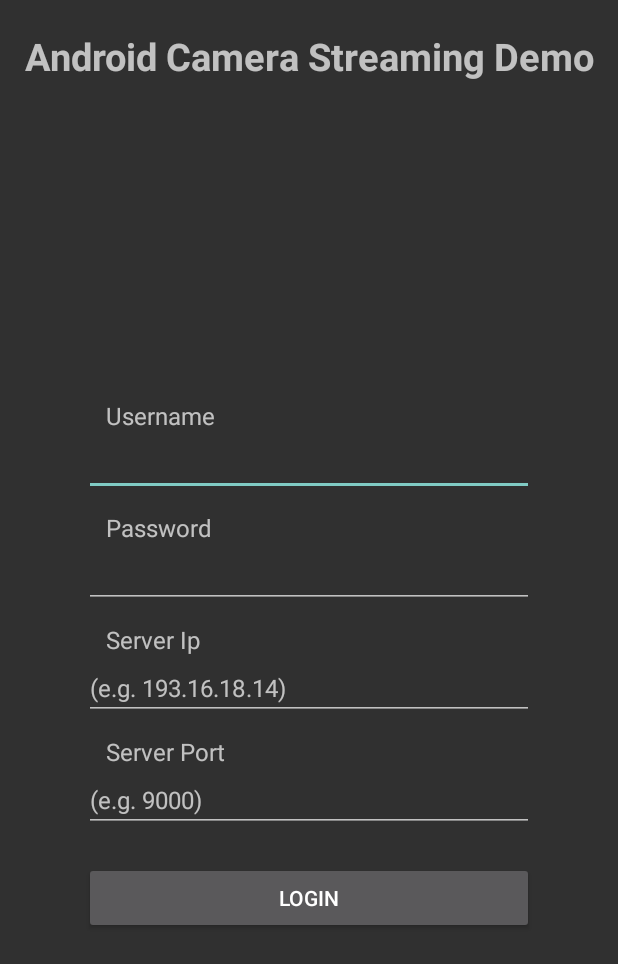
After one commit to xetiro/AndroidCamStream-Client, an Android app: the layout activity_login.xml on its own in the app's theme, with its tools: preview values and no code run, on a phone screen of 412 x 824 dp. The commit adds this screen. Shown: the top 964 px of the screen. Run offline under Robolectric (Android 15) with nearby library versions, the phone set to English and light mode, and no system bars.

Commit message:
Implemented login as an independent activity.

```diff
--- a/app/src/main/java/com/xetiro/android/camstream/MainActivity.java
+++ b/app/src/main/java/com/xetiro/android/camstream/MainActivity.java
@@ -65,7 +65,7 @@ public class MainActivity extends AppCompatActivity {
         setResolutionSpinner();
 
         mServer = ServerClient.getInstance();
-        mServer.init("192.168.1.6", 9000);
+        mServer.init("", "", "192.168.1.6", 9000);
 
         mCameraPreview = findViewById(R.id.cameraView);
 
--- /dev/null
+++ b/app/src/main/res/layout/activity_login.xml
@@ -0,0 +1,117 @@
+<?xml version="1.0" encoding="utf-8"?>
+<androidx.constraintlayout.widget.ConstraintLayout xmlns:android="http://schemas.android.com/apk/res/android"
+    xmlns:tools="http://schemas.android.com/tools"
+    android:layout_width="match_parent"
+    android:layout_height="match_parent"
+    xmlns:app="http://schemas.android.com/apk/res-auto">
+
+    <TextView
+        android:id="@+id/title"
+        android:layout_width="wrap_content"
+        android:layout_height="wrap_content"
+        android:layout_marginTop="20dp"
+        android:text="@string/app_name"
+        android:textAlignment="center"
+        android:textSize="25sp"
+        android:textStyle="bold"
+        app:layout_constraintEnd_toEndOf="parent"
+        app:layout_constraintStart_toStartOf="parent"
+        app:layout_constraintTop_toTopOf="parent" />
+
+    <LinearLayout
+        android:layout_width="wrap_content"
+        android:layout_height="wrap_content"
+
+        android:layout_marginTop="25dp"
+
+        android:layout_marginBottom="25dp"
+        android:minWidth="300dp"
+        android:orientation="vertical"
+        app:layout_constraintBottom_toBottomOf="parent"
+        app:layout_constraintEnd_toEndOf="parent"
+        app:layout_constraintStart_toStartOf="parent"
+        app:layout_constraintTop_toBottomOf="@+id/title">
+
+
+        <TextView
+            android:layout_width="match_parent"
+            android:layout_height="wrap_content"
+            android:layout_gravity="center_horizontal"
+            android:layout_marginStart="10dp"
+            android:layout_marginTop="10dp"
+            android:text="@string/login_user_name"
+            android:textSize="16sp"></TextView>
+
+        <EditText
+            android:id="@+id/editTextUsername"
+            android:layout_width="match_parent"
+            android:layout_height="wrap_content"
+            android:ems="10"
+            android:inputType="textPersonName"
+            android:textSize="16sp" />
+
+        <TextView
+            android:layout_width="match_parent"
+            android:layout_height="wrap_content"
+            android:layout_gravity="center_horizontal"
+            android:layout_marginStart="10dp"
+            android:layout_marginTop="10dp"
+            android:text="@string/login_user_password"
+            android:textSize="16sp"></TextView>
+
+        <EditText
+            android:id="@+id/editTextPassword"
+            android:layout_width="match_parent"
+            android:layout_height="wrap_content"
+            android:ems="10"
+            android:inputType="textPassword"
+            android:textSize="16sp" />
+
+        <TextView
+            android:layout_width="match_parent"
+            android:layout_height="wrap_content"
+            android:layout_gravity="center_horizontal"
+            android:layout_marginStart="10dp"
+            android:layout_marginTop="10dp"
+            android:text="@string/login_server_name"
+            android:textSize="16sp"></TextView>
+
+
+        <EditText
+            android:id="@+id/editTextServerIp"
+            android:layout_width="match_parent"
+            android:layout_height="wrap_content"
+            android:ems="10"
+            android:hint="(e.g. 193.16.18.14)"
+            android:inputType="textPersonName"
+            android:textSize="16sp" />
+
+        <TextView
+            android:layout_width="match_parent"
+            android:layout_height="wrap_content"
+            android:layout_gravity="center_horizontal"
+            android:layout_marginStart="10dp"
+            android:layout_marginTop="10dp"
+            android:text="@string/login_server_port"
+            android:textSize="16sp"></TextView>
+
+        <EditText
+            android:id="@+id/editTextServerPort"
+            android:layout_width="match_parent"
+            android:layout_height="wrap_content"
+            android:ems="10"
+            android:hint="(e.g. 9000)"
+            android:inputType="number"
+            android:textSize="16sp" />
+
+        <Button
+            android:id="@+id/loginButton"
+            android:layout_width="match_parent"
+            android:layout_height="wrap_content"
+            android:layout_marginTop="20dp"
+            android:onClick="onTakePictureClick"
+            android:text="@string/login_button" />
+
+    </LinearLayout>
+
+</androidx.constraintlayout.widget.ConstraintLayout>
--- a/app/src/main/res/values/strings.xml
+++ b/app/src/main/res/values/strings.xml
@@ -1,19 +1,30 @@
 <resources>
-    <string name="app_name">Camera Streaming Demo</string>
+    <!-- Global strings -->
+    <string name="app_name">Android Camera Streaming Demo</string>
     <string name="main_activity">MainActivity</string>
+    <string name="title_activity_login">LoginActivity</string>
+
+    <!-- Camera layout strings -->
     <string name="camera_settings">Camera Settings</string>
     <string name="camera_settings_description">USB Camera Image Live Preview</string>
     <string name="camera_resolution">Image Resolution</string>
     <string name="camera_frequency">Upload Frequency</string>
 
+    <!-- Login layout strings -->
     <string name="login_settings">Login Settings</string>
     <string name="login_user_name">Username</string>
     <string name="login_user_password">Password</string>
-    <string name="login_server_name">Server Name</string>
+    <string name="login_server_name">Server Ip</string>
     <string name="login_server_port">Server Port</string>
+    <string name="login_button">Login</string>
 
+    <!-- Toast strings -->
+    <string name="toast_invalid_login">"Invalid login: all fields are required."</string>
+    <string name="toast_authentication_failed">Authentication failed! Check your username and password.</string>
+
+    <!-- Dialog strings -->
     <string name="request_camera_title">Camera Access Needed</string>
     <string name="request_camera_message">This is a prototype demo that streams camera frames to a server. Without camera access it is useless.</string>
-    <string name="title_activity_login">LoginActivity</string>
+
 
 </resources>
```
Also changed, not shown: app/src/main/AndroidManifest.xml (+8 -2 lines), app/src/main/java/com/xetiro/android/camstream/LoginActivity.java (added, +104 -0 lines), app/src/main/java/com/xetiro/android/camstream/network/ServerClient.java (+45 -14 lines), app/src/main/java/com/xetiro/android/camstream/network/ServerResultCallback.java (added, +10 -0 lines), app/src/main/res/layout/activity_main.xml (+37 -48 lines).
